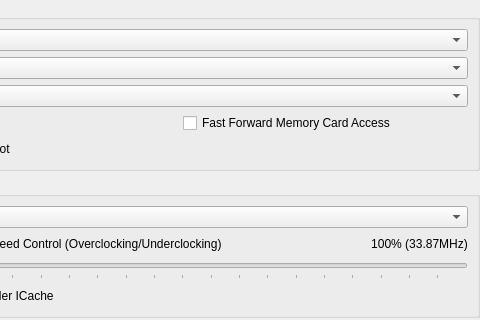
stenzek/duckstation, file src/duckstation-qt/consolesettingswidget.ui: the form before one commit; both pictures show x 120 to 600 and y 0 to 320 of the 600 by 520 pixel window.
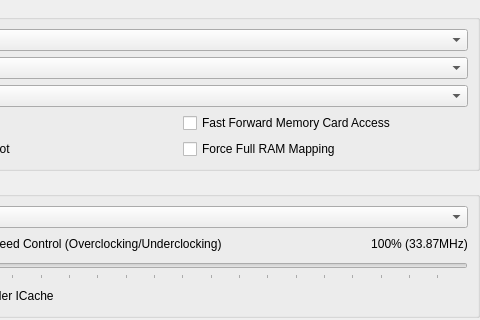
The form after the commit.

Commit message:
Bus: Add option to force mapping of all installed RAM
Retail BIOSes only map 8MB, so 16MB was unusable without a patched BIOS.
Also available as a patch setting override.

```diff
--- a/src/duckstation-qt/consolesettingswidget.ui
+++ b/src/duckstation-qt/consolesettingswidget.ui
@@ -82,6 +82,13 @@
           </property>
          </widget>
         </item>
+        <item row="1" column="1">
+         <widget class="QCheckBox" name="forceFullRAMMapping">
+          <property name="text">
+           <string>Force Full RAM Mapping</string>
+          </property>
+         </widget>
+        </item>
        </layout>
       </item>
      </layout>
```
The commit also changes 15 other files.
